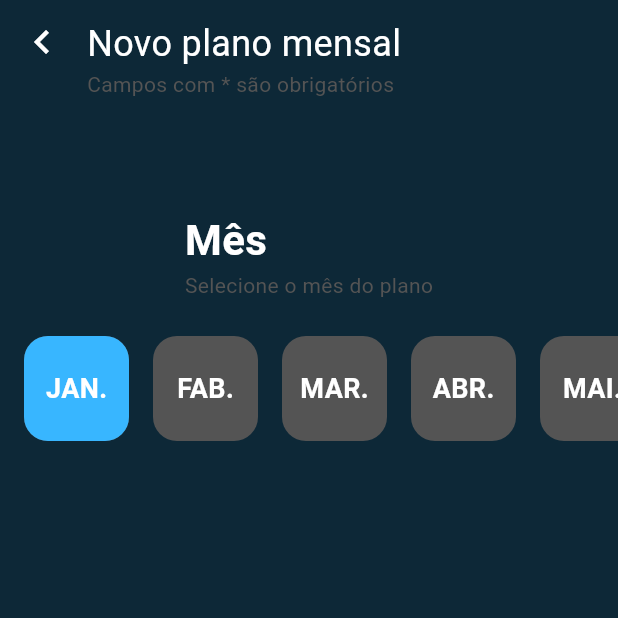
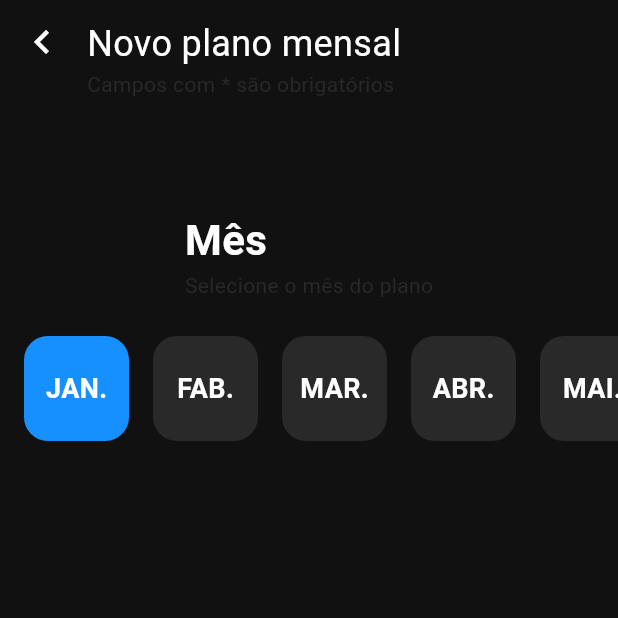
Before and after one commit to youngNyvek/simple-plan, a Flutter app: the screen it shows after launch, after a tap on the "close" icon, after a tap on "Novo Plano", on a phone screen of 412 x 824 dp, the top half of it. Run offline on Flutter 3.47's test engine with Material 3 defaults, Android fonts, the phone set to English and light mode, and no system bars.

Commit message:
fix: adjusting new layout

```diff
--- a/lib/main.dart
+++ b/lib/main.dart
@@ -15,7 +15,7 @@ class MyApp extends StatelessWidget {
   Widget build(BuildContext context) {
     return MaterialApp(
       title: 'Simple Plan',
-      theme: ThemeData(scaffoldBackgroundColor: ThemeColors.darkBlue),
+      theme: ThemeData(scaffoldBackgroundColor: ThemeColors.dark),
       routes: {
         '/': (context) => const Home(),
         '/addPlan': (context) => const AddPlan()
--- a/lib/screens/home/components/card_item.dart
+++ b/lib/screens/home/components/card_item.dart
@@ -24,7 +24,7 @@ class CardItem extends StatelessWidget {
       clipBehavior: Clip.none,
       children: [
         Container(
-            height: 64,
+            height: 72,
             padding: const EdgeInsets.all(16),
             decoration: BoxDecoration(
               borderRadius: BorderRadius.circular(16),
--- a/lib/screens/home/home.dart
+++ b/lib/screens/home/home.dart
@@ -1,6 +1,8 @@
 import 'package:flutter/material.dart';
 import 'package:simple_plan/screens/home/components/card_item.dart';
 import 'package:simple_plan/screens/home/components/expandable_fab.dart';
+import 'package:simple_plan/shared/utils/theme_colors.dart';
+import 'package:simple_plan/shared/utils/string_utils.dart';
 
 class Home extends StatefulWidget {
   const Home({super.key});
@@ -26,26 +28,140 @@ class _HomeState extends State<Home> {
           Image.asset(
             "assets/images/simplePlan_logo_text.png",
             width: 128,
-            height: 200,
+            height: 120,
           ),
-          plansList()
+          selectedMonth(),
+          principalData()
         ])),
         floatingActionButton: const ExpandableFab());
   }
 
-  Widget plansList() {
-    return Expanded(
-        flex: 1,
-        child: ListView(padding: EdgeInsets.zero, children: const [
-          CardItem(
-            marginTop: 3,
-            initial: 2,
-            balance: 2,
-            income: 2,
-            expenses: 2,
+  Widget selectedMonth() {
+    return const Padding(
+        padding: EdgeInsets.all(16),
+        child:
+            Row(mainAxisAlignment: MainAxisAlignment.spaceBetween, children: [
+          Column(children: [
+            Text(
+              "<",
+              style: TextStyle(color: ThemeColors.white, fontSize: 16),
+            )
+          ]),
+          Row(
+            children: [
+              Text(
+                "Março | ",
+                style: TextStyle(
+                    color: ThemeColors.white,
+                    fontSize: 16,
+                    fontWeight: FontWeight.bold),
+              ),
+              Text(
+                "2023",
+                style: TextStyle(color: ThemeColors.white, fontSize: 14),
+              )
+            ],
           ),
-          SizedBox(height: 30),
-          CardItem(marginTop: 3, initial: 2, balance: 2, income: 2, expenses: 2)
+          Column(
+            children: [
+              Text(
+                ">",
+                style: TextStyle(color: ThemeColors.white, fontSize: 16),
+              )
+            ],
+          )
         ]));
   }
+
+  Widget principalData() {
+    return Container(
+        height: 116,
+        padding: const EdgeInsets.all(16),
+        decoration: BoxDecoration(
+          borderRadius: BorderRadius.circular(8),
+          color: ThemeColors.darkGray,
+        ),
+        width: MediaQuery.of(context).size.width -
+            (MediaQuery.of(context).size.width / 12),
+        child: Column(
+          children: [
+            Row(
+              mainAxisAlignment: MainAxisAlignment.spaceEvenly,
+              children: [
+                Column(
+                  crossAxisAlignment: CrossAxisAlignment.center,
+                  children: [
+                    Text(
+                      StringUtils.formatCurrency(3000),
+                      style: const TextStyle(color: Colors.white, fontSize: 20),
+                    ),
+                    const Text(
+                      "Saldo Total",
+                      style: TextStyle(
+                          color: ThemeColors.blue,
+                          fontWeight: FontWeight.bold,
+                          fontSize: 16),
+                    )
+                  ],
+                ),
+              ],
+            ),
+            Row(
+              mainAxisAlignment: MainAxisAlignment.spaceBetween,
+              children: [
+                Column(
+                  crossAxisAlignment: CrossAxisAlignment.start,
+                  children: [
+                    Text(
+                      StringUtils.formatCurrency(3000),
+                      style: const TextStyle(
+                          color: Colors.white, fontSize: 16, height: 0.5),
+                    ),
+                    const Text(
+                      "Despesas",
+                      style: TextStyle(
+                          color: ThemeColors.red,
+                          fontWeight: FontWeight.bold,
+                          fontSize: 14),
+                    )
+                  ],
+                ),
+                Column(
+                  crossAxisAlignment: CrossAxisAlignment.start,
+                  children: [
+                    Text(
+                      StringUtils.formatCurrency(3000),
+                      style: const TextStyle(
+                          color: Colors.white, fontSize: 16, height: 0.5),
+                    ),
+                    const Text(
+                      "Receitas",
+                      style: TextStyle(
+                          color: ThemeColors.green,
+                          fontWeight: FontWeight.bold,
+                          fontSize: 14),
+                    )
+                  ],
+                ),
+              ],
+            )
+          ],
+        ));
+  }
+
+  // Widget plansList() {
+  //   return Expanded(
+  //       flex: 1,
+  //       child: ListView(padding: EdgeInsets.zero, children: const [
+  //         CardItem(
+  //           marginTop: 3,
+  //           initial: 2,
+  //           balance: 2,
+  //           income: 2,
+  //           expenses: 2,
+  //         ),
+  //         SizedBox(height: 30),
+  //         CardItem(marginTop: 3, initial: 2, balance: 2, income: 2, expenses: 2)
+  //       ]));
+  // }
 }
--- /dev/null
+++ b/lib/shared/utils/string_utils.dart
@@ -0,0 +1,8 @@
+import 'package:intl/intl.dart';
+
+class StringUtils {
+  static String formatCurrency(double n) {
+    return NumberFormat.simpleCurrency(locale: 'pt-BR', decimalDigits: 2)
+        .format(n);
+  }
+}
--- a/lib/shared/utils/theme_colors.dart
+++ b/lib/shared/utils/theme_colors.dart
@@ -1,12 +1,11 @@
-// ignore: file_names
 import 'package:flutter/animation.dart';
 
 class ThemeColors {
-  static const Color darkBlue = Color(0xff0d2837);
-  static const Color blue = Color(0xff38b6ff);
-  static const Color green = Color(0xff00a807);
+  static const Color dark = Color(0xff111111);
+  static const Color blue = Color(0xff168FFF);
+  static const Color green = Color(0xff17CB49);
   static const Color red = Color(0xffff0000);
   static const Color white = Color(0xffFFFFFF);
   static const Color pink = Color(0xffFF66c4);
-  static const Color darkGray = Color(0xff545454);
+  static const Color darkGray = Color(0xff292929);
 }
```
Also changed, not shown: pubspec.lock, 2 other files.
